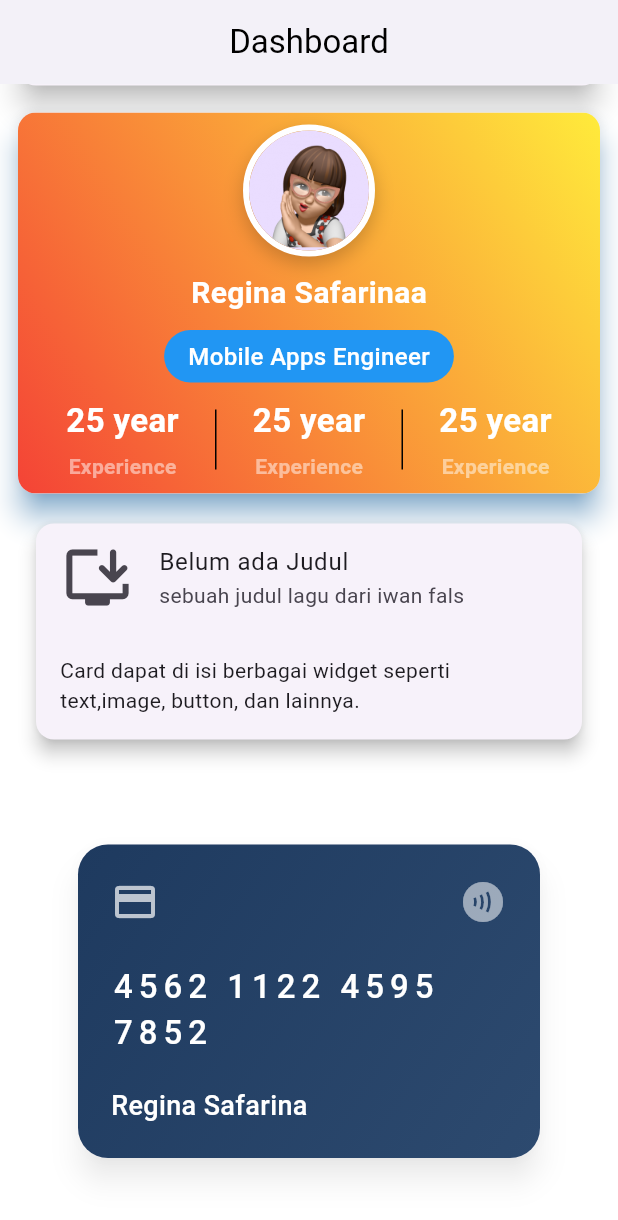
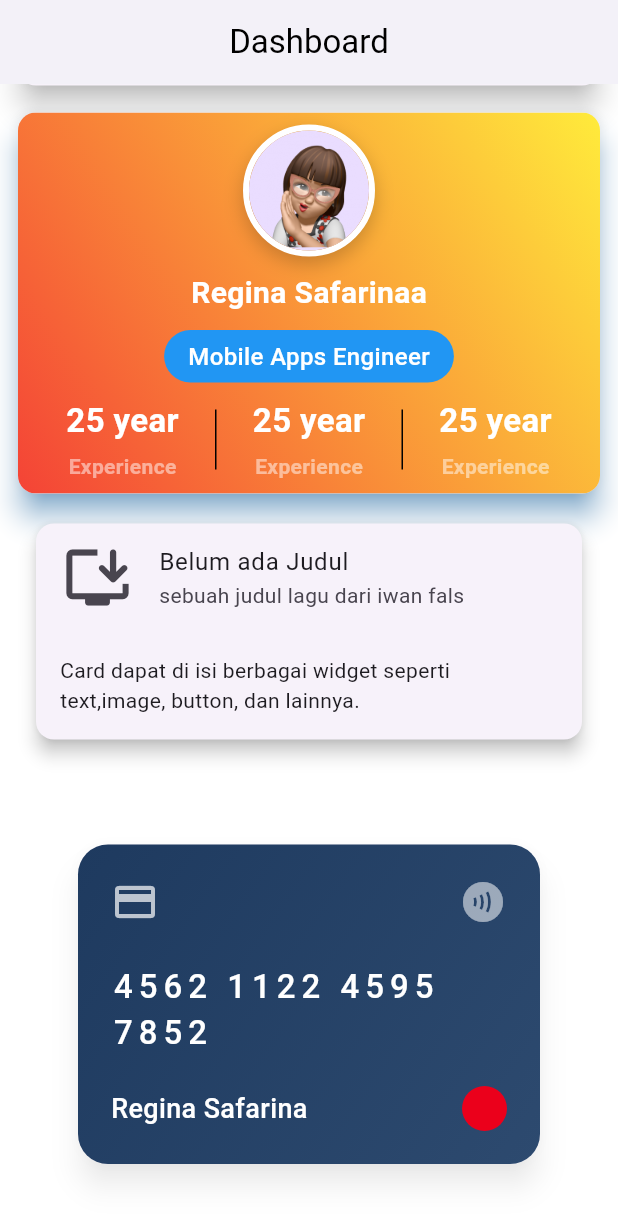
Before and after one commit to ginaa07/Tugas_week_8_latihan_card, a Flutter app: the screen it shows after launch, scrolled down 702 dp, on a phone screen of 412 x 824 dp. Shown: the top 1220 px of the screen. Run offline on Flutter 3.47's test engine with Material 3 defaults, Android fonts, the phone set to English and light mode, and no system bars.

Commit message:
buat Stack, children dan container untuk shape circle mastercard

```diff
--- a/lib/pages/latihan_card.dart
+++ b/lib/pages/latihan_card.dart
@@ -410,6 +410,19 @@ class LatihanCard extends StatelessWidget {
                                     color: Colors.white, fontSize: 18, fontWeight: FontWeight.w500,
                                   ),
                                   ),
+                                  //MasterCard Logo
+                                  Stack(
+                                    children: [
+                                      Container(
+                                        width: 30,
+                                        height: 30,
+                                        decoration: const BoxDecoration(
+                                          color: Color(0xFFEB001B),
+                                          shape: BoxShape.circle,
+                                        ),
+                                      ),
+                                    ],
+                                  )
                                 ],
                               )
                             ],
```
